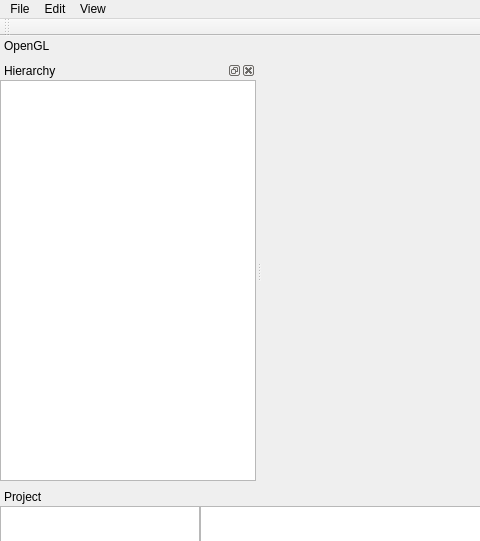
Qt form Editor/PAD-Engine/padeditor.ui (Phiras55/PAD-Game-Engine) before a commit; both pictures show x 0 to 480 and y 0 to 541 of the 1280 by 720 pixel window.
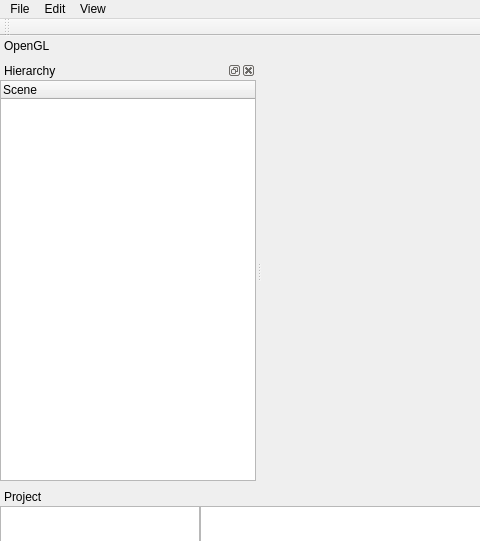
The same form after that commit. Icons and pictures are not drawn.

Patch:
```diff
--- a/Editor/PAD-Engine/padeditor.ui
+++ b/Editor/PAD-Engine/padeditor.ui
@@ -1349,7 +1349,13 @@
       <number>0</number>
      </property>
      <item row="0" column="0">
-      <widget class="QTreeView" name="hierarchyTreeView"/>
+      <widget class="QTreeWidget" name="treeWidget">
+       <column>
+        <property name="text">
+         <string>Scene</string>
+        </property>
+       </column>
+      </widget>
      </item>
     </layout>
    </widget>
```
